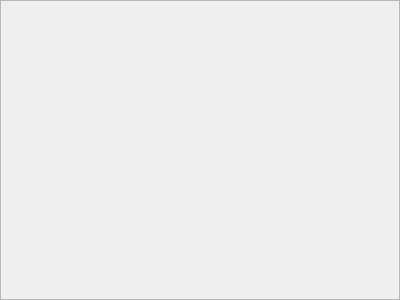
Qt form src/blackgui/components/dbstashcomponent.ui (swift-project/pilotclient) before a commit.
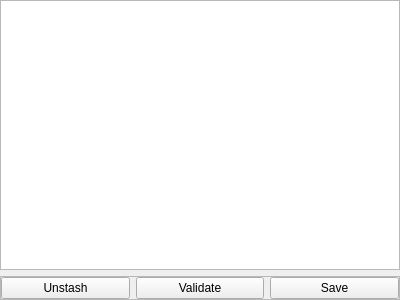
The same form after that commit. Custom widgets are drawn as their Qt base class.

Commit message: refs #525, stash view * allow to stash and unstash models from vPilot and own models * removed stash main area and moved it into mapping component * own stash component * use the new functions for modles/views from the prevuous steps

The edit to the form file:
```diff
--- a/src/blackgui/components/dbstashcomponent.ui
+++ b/src/blackgui/components/dbstashcomponent.ui
@@ -2,9 +2,6 @@
 <ui version="4.0">
  <class>CDbStashComponent</class>
  <widget class="QFrame" name="CDbStashComponent">
-  <property name="frameShadow">
-   <enum>QFrame::Raised</enum>
-  </property>
   <property name="geometry">
    <rect>
     <x>0</x>
@@ -13,11 +10,104 @@
     <height>300</height>
    </rect>
   </property>
-  <property name="frameShape">
-   <enum>QFrame::StyledPanel</enum>
-  </property>
   <property name="windowTitle">
    <string>Frame</string>
   </property>
+  <property name="frameShape">
+   <enum>QFrame::NoFrame</enum>
+  </property>
+  <property name="frameShadow">
+   <enum>QFrame::Plain</enum>
+  </property>
+  <property name="lineWidth">
+   <number>0</number>
+  </property>
+  <layout class="QVBoxLayout" name="vl_DbStashComponent">
+   <property name="leftMargin">
+    <number>0</number>
+   </property>
+   <property name="topMargin">
+    <number>0</number>
+   </property>
+   <property name="rightMargin">
+    <number>0</number>
+   </property>
+   <property name="bottomMargin">
+    <number>0</number>
+   </property>
+   <item>
+    <widget class="BlackGui::Views::CAircraftModelView" name="tvp_StashAircraftModels">
+     <property name="selectionMode">
+      <enum>QAbstractItemView::MultiSelection</enum>
+     </property>
+     <property name="selectionBehavior">
+      <enum>QAbstractItemView::SelectRows</enum>
+     </property>
+     <attribute name="verticalHeaderVisible">
+      <bool>false</bool>
+     </attribute>
+    </widget>
+   </item>
+   <item>
+    <widget class="QFrame" name="fr_StashHandling">
+     <property name="frameShape">
+      <enum>QFrame::StyledPanel</enum>
+     </property>
+     <property name="frameShadow">
+      <enum>QFrame::Raised</enum>
+     </property>
+     <layout class="QHBoxLayout" name="hl_StashHandling">
+      <property name="leftMargin">
+       <number>0</number>
+      </property>
+      <property name="topMargin">
+       <number>0</number>
+      </property>
+      <property name="rightMargin">
+       <number>0</number>
+      </property>
+      <property name="bottomMargin">
+       <number>0</number>
+      </property>
+      <item>
+       <widget class="QPushButton" name="pb_Unstash">
+        <property name="text">
+         <string>Unstash</string>
+        </property>
+       </widget>
+      </item>
+      <item>
+       <widget class="QPushButton" name="pb_Validate">
+        <property name="text">
+         <string>Validate</string>
+        </property>
+       </widget>
+      </item>
+      <item>
+       <widget class="QPushButton" name="pb_Save">
+        <property name="text">
+         <string>Save</string>
+        </property>
+       </widget>
+      </item>
+     </layout>
+    </widget>
+   </item>
+  </layout>
  </widget>
+ <customwidgets>
+  <customwidget>
+   <class>BlackGui::Views::CAircraftModelView</class>
+   <extends>QTableView</extends>
+   <header>blackgui/views/aircraftmodelview.h</header>
+  </customwidget>
+ </customwidgets>
+ <tabstops>
+  <tabstop>pb_Unstash</tabstop>
+  <tabstop>pb_Validate</tabstop>
+  <tabstop>pb_Save</tabstop>
+  <tabstop>tvp_StashAircraftModels</tabstop>
+ </tabstops>
+ <resources/>
+ <connections/>
 </ui>
```
Left out of the diff: 2 changed lines with no effect on the pictures. The commit also changes 8 other files.
